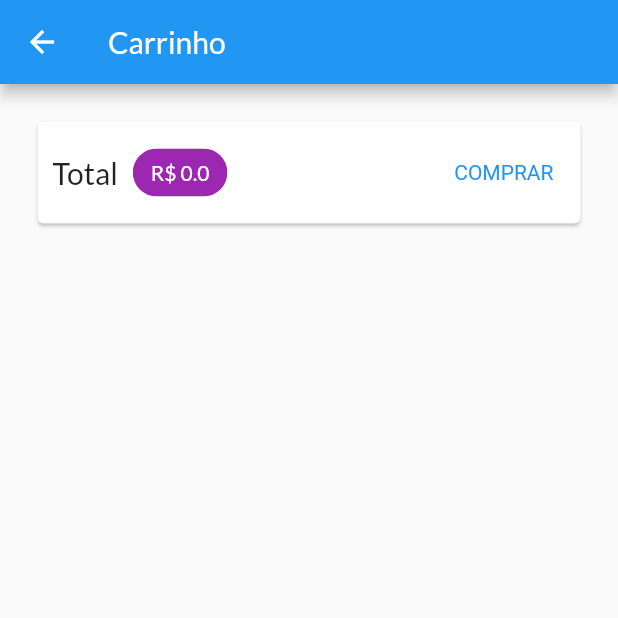
After one commit to gariani/udemy_fullter_shop_app, a Flutter app: the CartPage screen opened by its route, on a phone screen of 412 x 824 dp, the top half of it. The commit adds this screen. Run offline on Flutter 3.47's test engine with Material 2 defaults, Android fonts, the phone set to English and light mode, and no system bars; network calls fail.

Commit message:
creating cart

```diff
--- /dev/null
+++ b/codemagic.yaml
@@ -0,0 +1,4 @@
+workflows:
+  android-workflow:
+    name: Shopping
+    max_build_duration: 120
--- a/lib/main.dart
+++ b/lib/main.dart
@@ -2,6 +2,7 @@ import 'package:flutter/material.dart';
 import 'package:provider/provider.dart';
 import 'package:shop_app/models/cart.dart';
 import 'package:shop_app/models/product_list.dart';
+import 'package:shop_app/pages/cart_page.dart';
 import 'package:shop_app/pages/product_detail_page.dart';
 import 'package:shop_app/pages/products_overview_page.dart';
 import 'package:shop_app/utils/app_routes.dart';
@@ -37,6 +38,7 @@ class MyApp extends StatelessWidget {
         home: const MyHomePage(),
         routes: {
           AppRoutes.productDetails: (context) => const ProductDetailPage(),
+          AppRoutes.cart: (context) => const CartPage(),
         },
       ),
     );
--- /dev/null
+++ b/lib/pages/cart_page.dart
@@ -0,0 +1,57 @@
+import 'package:flutter/material.dart';
+import 'package:provider/provider.dart';
+import 'package:shop_app/models/cart.dart';
+
+class CartPage extends StatelessWidget {
+  const CartPage({Key? key}) : super(key: key);
+
+  @override
+  Widget build(BuildContext context) {
+    final Cart cart = Provider.of<Cart>(context);
+
+    return Scaffold(
+      appBar: AppBar(
+        title: const Text('Carrinho'),
+      ),
+      body: Column(
+        children: [
+          Card(
+            margin: const EdgeInsets.all(25),
+            child: Padding(
+              padding: const EdgeInsets.all(10),
+              child: Row(
+                children: [
+                  const Text(
+                    'Total',
+                    style: TextStyle(fontSize: 20),
+                  ),
+                  const SizedBox(width: 10.0),
+                  Chip(
+                    backgroundColor: Theme.of(context).primaryColor,
+                    label: Text(
+                      'R\$ ${cart.totalAmount}',
+                      style: TextStyle(
+                        color:
+                            Theme.of(context).primaryTextTheme.headline6?.color,
+                      ),
+                    ),
+                  ),
+                  const Spacer(),
+                  TextButton(
+                    style: TextButton.styleFrom(
+                      textStyle: TextStyle(
+                        color: Theme.of(context).primaryColor,
+                      ),
+                    ),
+                    onPressed: () {},
+                    child: const Text('COMPRAR'),
+                  ),
+                ],
+              ),
+            ),
+          )
+        ],
+      ),
+    );
+  }
+}
--- a/lib/pages/products_overview_page.dart
+++ b/lib/pages/products_overview_page.dart
@@ -4,6 +4,7 @@ import 'package:shop_app/components/badget.dart';
 import 'package:shop_app/components/product_grid.dart';
 import 'package:shop_app/models/cart.dart';
 import 'package:shop_app/models/product_list.dart';
+import 'package:shop_app/utils/app_routes.dart';
 
 enum FilterOptions {
   favorites,
@@ -49,7 +50,7 @@ class _ProductOverviewPageState extends State<ProductOverviewPage> {
           Consumer<Cart>(
             child: IconButton(
               onPressed: () {
-                //Navigator.of(context).pushNamed(AppRoutes.ca)
+                Navigator.of(context).pushNamed(AppRoutes.cart);
               },
               icon: const Icon(Icons.shopping_cart),
             ),
--- a/lib/utils/app_routes.dart
+++ b/lib/utils/app_routes.dart
@@ -1,3 +1,4 @@
 class AppRoutes {
   static const productDetails = "/product_detail";
+  static const cart = '/cart';
 }
```
